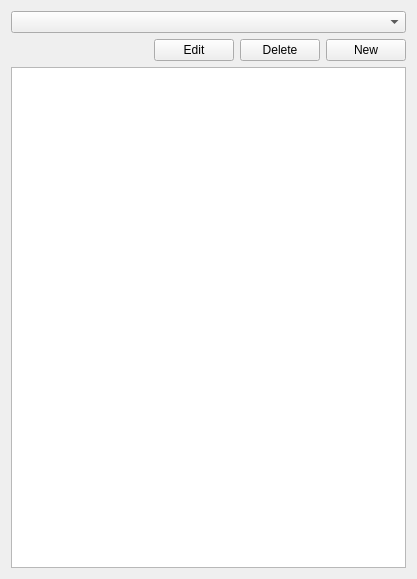
Qt form plugins/collectioneditor_tab/mainwidget.ui (TheProjecter/qgeoview) before a commit.
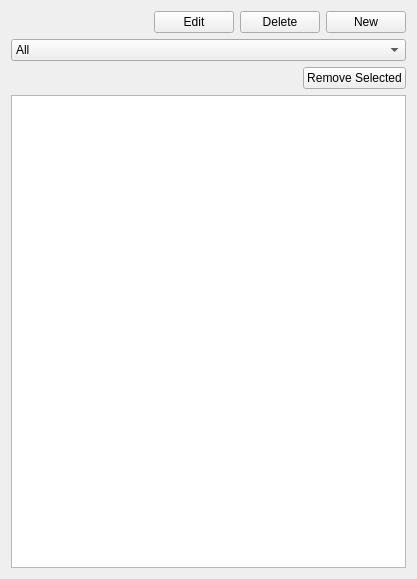
The same form after that commit.

What changed in the file:
```diff
--- a/plugins/collectioneditor_tab/mainwidget.ui
+++ b/plugins/collectioneditor_tab/mainwidget.ui
@@ -14,9 +14,6 @@
    <string>MainWidget</string>
   </property>
   <layout class="QVBoxLayout" name="verticalLayout">
-   <item>
-    <widget class="QComboBox" name="selector"/>
-   </item>
    <item>
     <layout class="QHBoxLayout" name="horizontalLayout">
      <item>
@@ -74,7 +71,40 @@
     </layout>
    </item>
    <item>
-    <widget class="QTreeView" name="items">
+    <widget class="QComboBox" name="selector">
+     <item>
+      <property name="text">
+       <string>All</string>
+      </property>
+     </item>
+    </widget>
+   </item>
+   <item>
+    <layout class="QHBoxLayout" name="horizontalLayout_3">
+     <item>
+      <spacer name="horizontalSpacer_2">
+       <property name="orientation">
+        <enum>Qt::Horizontal</enum>
+       </property>
+       <property name="sizeHint" stdset="0">
+        <size>
+         <width>40</width>
+         <height>20</height>
+        </size>
+       </property>
+      </spacer>
+     </item>
+     <item>
+      <widget class="QPushButton" name="remove_selected">
+       <property name="text">
+        <string>Remove Selected</string>
+       </property>
+      </widget>
+     </item>
+    </layout>
+   </item>
+   <item>
+    <widget class="QTreeView" name="tree">
      <property name="acceptDrops">
       <bool>true</bool>
      </property>
```
Left out of the diff: 26 changed lines with no effect on the pictures.
